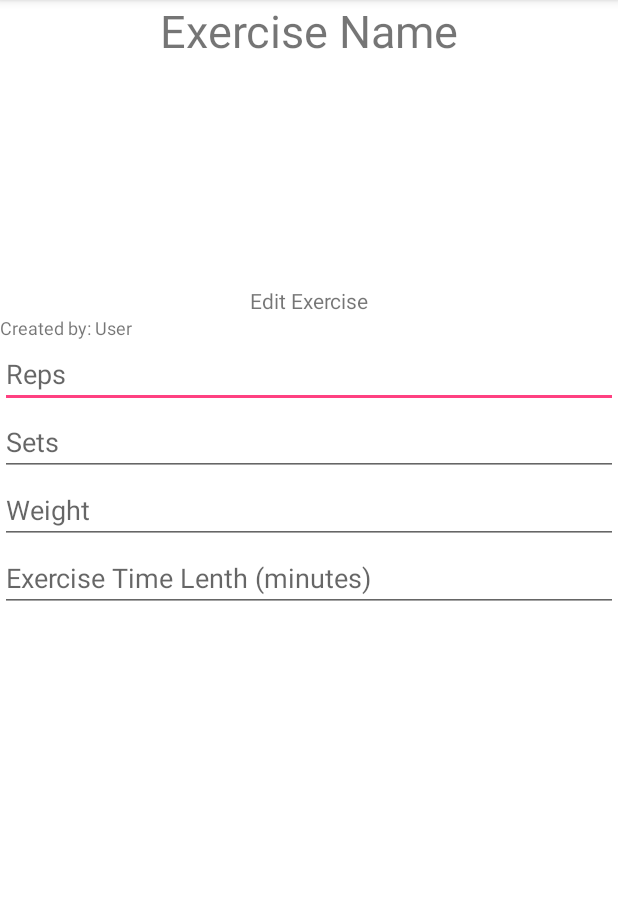
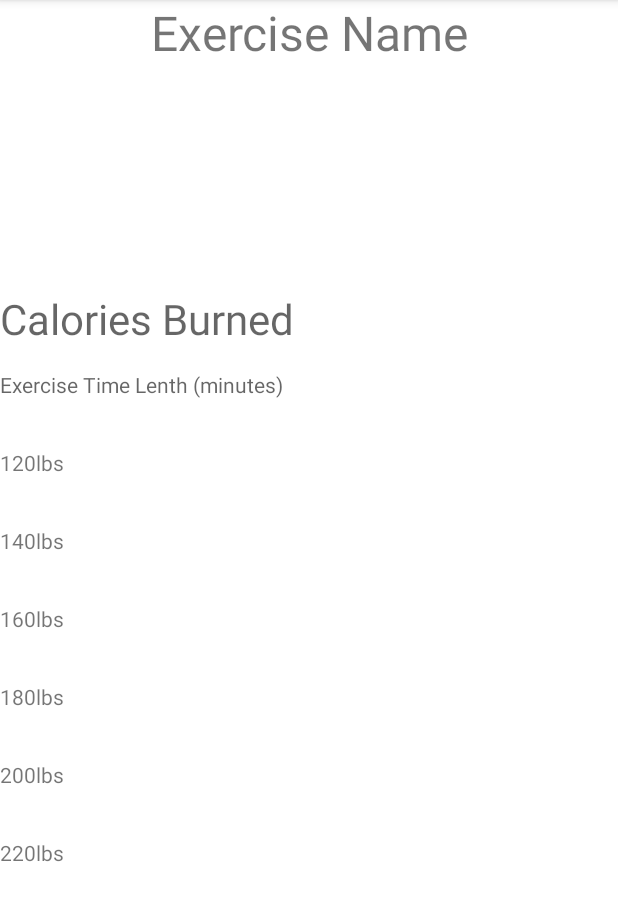
Before and after one commit to brandonhastings/CSCE4444-Team-Focus, an Android app: the fragment ExerciseViewFragment shown on its own in the app's theme, on a phone screen of 412 x 824 dp, the part 84-1005 px from its top. Run offline under Robolectric (Android 15) with nearby library versions, the phone set to English and light mode, and no system bars; network calls fail.

```diff
--- a/app/src/main/res/layout/fragment_exercise_view.xml
+++ b/app/src/main/res/layout/fragment_exercise_view.xml
@@ -22,7 +22,7 @@
             android:layout_height="wrap_content"
             android:id="@+id/tvHeader"
             android:textAlignment="center"
-            android:textSize="30sp" />
+            android:textSize="32sp" />
 
         <ImageView
             android:layout_gravity="center"
@@ -31,44 +31,19 @@
             android:id="@+id/ivNewWorkoutImage" />
 
         <TextView
-            android:text="Edit Exercise"
-            android:layout_width="match_parent"
-            android:layout_height="wrap_content"
-            android:id="@+id/tvEditExercise"
-            android:textAlignment="center" />
-
-        <TextView
-            android:text="Created by: User"
-            android:layout_width="match_parent"
-            android:layout_height="wrap_content"
-            android:id="@+id/tvOwner"
-            android:textSize="12sp" />
-
-        <EditText
             android:layout_width="match_parent"
             android:layout_height="wrap_content"
             android:inputType="number"
             android:ems="10"
-            android:id="@+id/etRepCount"
-            android:hint="Reps" />
+            android:id="@+id/CaloriesBurnedheader"
+            android:hint="Calories Burned"
+            android:textSize="28sp" />
 
-        <EditText
+        <Space
             android:layout_width="match_parent"
-            android:layout_height="wrap_content"
-            android:inputType="number"
-            android:ems="10"
-            android:id="@+id/etSets"
-            android:hint="Sets" />
+            android:layout_height="15dp" />
 
-        <EditText
-            android:layout_width="match_parent"
-            android:layout_height="wrap_content"
-            android:inputType="number"
-            android:ems="10"
-            android:id="@+id/etWeight"
-            android:hint="Weight" />
-
-        <EditText
+        <TextView
             android:layout_width="match_parent"
             android:layout_height="wrap_content"
             android:inputType="number"
@@ -76,6 +51,96 @@
             android:id="@+id/etTime"
             android:hint="Exercise Time Lenth (minutes)" />
 
+        <TextView
+            android:layout_width="match_parent"
+            android:layout_height="wrap_content"
+            android:id="@+id/textView10"
+            android:textSize="24sp" />
+
+        <TextView
+            android:text="120lbs"
+            android:layout_width="match_parent"
+            android:layout_height="wrap_content"
+            android:id="@+id/tv120" />
+
+        <TextView
+            android:layout_width="match_parent"
+            android:layout_height="wrap_content"
+            android:inputType="number"
+            android:ems="10"
+            android:id="@+id/tv120"
+            android:textSize="24sp" />
+
+        <TextView
+            android:text="140lbs"
+            android:layout_width="match_parent"
+            android:layout_height="wrap_content"
+            android:id="@+id/tv140" />
+
+        <TextView
+            android:layout_width="match_parent"
+            android:layout_height="wrap_content"
+            android:inputType="number"
+            android:ems="10"
+            android:id="@+id/editText"
+            android:textSize="24sp" />
+
+        <TextView
+            android:text="160lbs"
+            android:layout_width="match_parent"
+            android:layout_height="wrap_content"
+            android:id="@+id/tv160" />
+
+        <TextView
+            android:layout_width="match_parent"
+            android:layout_height="wrap_content"
+            android:inputType="number"
+            android:ems="10"
+            android:id="@+id/editText"
+            android:textSize="24sp" />
+
+        <TextView
+            android:text="180lbs"
+            android:layout_width="match_parent"
+            android:layout_height="wrap_content"
+            android:id="@+id/tv180" />
+
+        <TextView
+            android:layout_width="match_parent"
+            android:layout_height="wrap_content"
+            android:inputType="number"
+            android:ems="10"
+            android:id="@+id/editText"
+            android:textSize="24sp" />
+
+        <TextView
+            android:text="200lbs"
+            android:layout_width="match_parent"
+            android:layout_height="wrap_content"
+            android:id="@+id/tv200" />
+
+        <TextView
+            android:layout_width="match_parent"
+            android:layout_height="wrap_content"
+            android:inputType="number"
+            android:ems="10"
+            android:id="@+id/editText"
+            android:textSize="24sp" />
+
+        <TextView
+            android:text="220lbs"
+            android:layout_width="match_parent"
+            android:layout_height="wrap_content"
+            android:id="@+id/tv220" />
+
+        <TextView
+            android:layout_width="match_parent"
+            android:layout_height="wrap_content"
+            android:inputType="number"
+            android:ems="10"
+            android:id="@+id/editText"
+            android:textSize="24sp" />
+
 
     </LinearLayout>
 </ScrollView>
```
Also changed, not shown: app/src/main/java/com/example/bhastings/workoutwithfriends/ActivitiesFragment.java (+4 -14 lines), app/src/main/java/com/example/bhastings/workoutwithfriends/ExerciseViewFragment.java (+0 -13 lines), app/src/main/res/layout/fragment_activities.xml (+19 -20 lines), app/src/main/res/layout/fragment_new_workout.xml (+17 -11 lines), app/src/main/res/values/strings.xml (+32 -1 lines).
